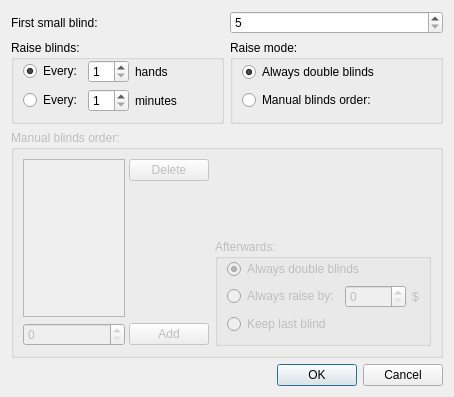
First picture: the form in src/gui/qt/gui_800x480/changecompleteblindsdialog_800x480.ui, repository pokerth/pokerth, before the edit.
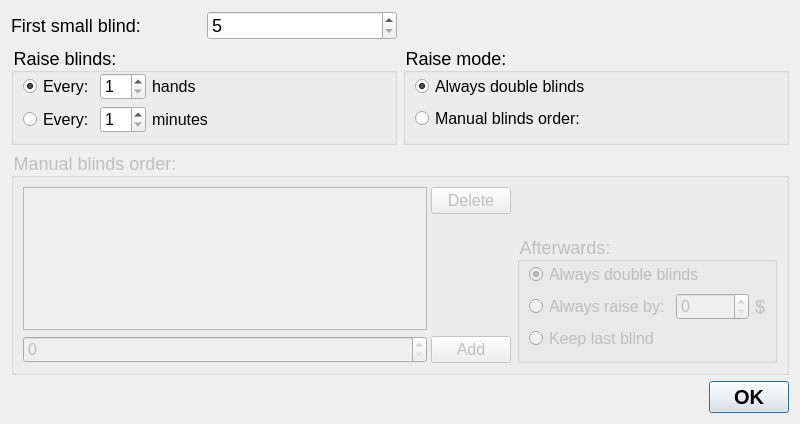
Second picture: the form after the edit.

The edit to the form file:
```diff
--- a/src/gui/qt/gui_800x480/changecompleteblindsdialog_800x480.ui
+++ b/src/gui/qt/gui_800x480/changecompleteblindsdialog_800x480.ui
@@ -6,18 +6,32 @@
    <rect>
     <x>0</x>
     <y>0</y>
-    <width>454</width>
-    <height>397</height>
+    <width>800</width>
+    <height>424</height>
    </rect>
   </property>
+  <property name="minimumSize">
+   <size>
+    <width>800</width>
+    <height>424</height>
+   </size>
+  </property>
   <property name="windowTitle">
    <string>Change Blinds Settings</string>
   </property>
   <layout class="QGridLayout">
-   <item row="0" column="0" colspan="2">
+   <item row="0" column="0">
     <layout class="QHBoxLayout">
      <item>
       <widget class="QLabel" name="label_3">
+       <property name="font">
+        <font>
+         <pointsize>-1</pointsize>
+        </font>
+       </property>
+       <property name="styleSheet">
+        <string notr="true">QObject {font-size: 18px}</string>
+       </property>
        <property name="text">
         <string>First small blind:</string>
        </property>
@@ -25,6 +39,9 @@
      </item>
      <item>
       <widget class="QSpinBox" name="spinBox_firstSmallBlind">
+       <property name="styleSheet">
+        <string notr="true">QObject {font-size: 18px}</string>
+       </property>
        <property name="minimum">
         <number>5</number>
        </property>
@@ -37,6 +54,9 @@
    </item>
    <item row="1" column="0">
     <widget class="QGroupBox" name="groupBox_6">
+     <property name="styleSheet">
+      <string notr="true">QObject {font-size: 18px}</string>
+     </property>
      <property name="title">
       <string>Raise blinds:</string>
      </property>
@@ -52,6 +72,9 @@
       </property>
       <item row="0" column="0">
        <widget class="QRadioButton" name="radioButton_raiseBlindsAtHands">
+        <property name="styleSheet">
+         <string notr="true">QObject {font-size: 16px}</string>
+        </property>
         <property name="text">
          <string>Every:</string>
         </property>
@@ -62,6 +85,9 @@
       </item>
       <item row="0" column="1">
        <widget class="QSpinBox" name="spinBox_raiseSmallBlindEveryHands">
+        <property name="styleSheet">
+         <string notr="true">QObject {font-size: 16px}</string>
+        </property>
         <property name="minimum">
          <number>1</number>
         </property>
@@ -75,6 +101,9 @@
           <verstretch>0</verstretch>
          </sizepolicy>
         </property>
+        <property name="styleSheet">
+         <string notr="true">QObject {font-size: 16px}</string>
+        </property>
         <property name="text">
          <string>hands</string>
         </property>
@@ -82,6 +111,9 @@
       </item>
       <item row="1" column="0">
        <widget class="QRadioButton" name="radioButton_raiseBlindsAtMinutes">
+        <property name="styleSheet">
+         <string notr="true">QObject {font-size: 16px}</string>
+        </property>
         <property name="text">
          <string>Every:</string>
         </property>
@@ -89,6 +121,9 @@
       </item>
       <item row="1" column="1">
        <widget class="QSpinBox" name="spinBox_raiseSmallBlindEveryMinutes">
+        <property name="styleSheet">
+         <string notr="true">QObject {font-size: 16px}</string>
+        </property>
         <property name="minimum">
          <number>1</number>
         </property>
@@ -102,6 +137,9 @@
           <verstretch>0</verstretch>
          </sizepolicy>
         </property>
+        <property name="styleSheet">
+         <string notr="true">QObject {font-size: 16px}</string>
+        </property>
         <property name="text">
          <string>minutes</string>
         </property>
@@ -118,6 +156,9 @@
        <verstretch>0</verstretch>
       </sizepolicy>
      </property>
+     <property name="styleSheet">
+      <string notr="true">QObject {font-size: 18px}</string>
+     </property>
      <property name="title">
       <string>Raise mode:</string>
      </property>
@@ -127,6 +168,9 @@
       </property>
       <item row="0" column="0">
        <widget class="QRadioButton" name="radioButton_alwaysDoubleBlinds">
+        <property name="styleSheet">
+         <string notr="true">QObject {font-size: 16px}</string>
+        </property>
         <property name="text">
          <string>Always double blinds</string>
         </property>
@@ -137,6 +181,9 @@
       </item>
       <item row="1" column="0">
        <widget class="QRadioButton" name="radioButton_manualBlindsOrder">
+        <property name="styleSheet">
+         <string notr="true">QObject {font-size: 16px}</string>
+        </property>
         <property name="text">
          <string>Manual blinds order:</string>
         </property>
@@ -150,6 +197,9 @@
      <property name="enabled">
       <bool>false</bool>
      </property>
+     <property name="styleSheet">
+      <string notr="true">QObject {font-size: 18px}</string>
+     </property>
      <property name="title">
       <string>Manual blinds order:</string>
      </property>
@@ -160,10 +210,17 @@
          <number>4</number>
         </property>
         <item row="0" column="0" rowspan="2">
-         <widget class="QListWidget" name="listWidget_blinds"/>
+         <widget class="QListWidget" name="listWidget_blinds">
+          <property name="styleSheet">
+           <string notr="true">QObject {font-size: 16px}</string>
+          </property>
+         </widget>
         </item>
         <item row="0" column="1">
          <widget class="QPushButton" name="pushButton_delete">
+          <property name="styleSheet">
+           <string notr="true">QObject {font-size: 16px}</string>
+          </property>
           <property name="text">
            <string>Delete</string>
           </property>
@@ -184,6 +241,9 @@
         </item>
         <item row="2" column="0">
          <widget class="QSpinBox" name="spinBox_input">
+          <property name="styleSheet">
+           <string notr="true">QObject {font-size: 16px}</string>
+          </property>
           <property name="maximum">
            <number>20000</number>
           </property>
@@ -191,6 +251,9 @@
         </item>
         <item row="2" column="1">
          <widget class="QPushButton" name="pushButton_add">
+          <property name="styleSheet">
+           <string notr="true">QObject {font-size: 16px}</string>
+          </property>
           <property name="text">
            <string>Add</string>
           </property>
@@ -222,6 +285,9 @@
          </property>
          <item row="0" column="0">
           <widget class="QRadioButton" name="radioButton_afterThisAlwaysDoubleBlinds">
+           <property name="styleSheet">
+            <string notr="true">QObject {font-size: 16px}</string>
+           </property>
            <property name="text">
             <string>Always double blinds</string>
            </property>
@@ -234,6 +300,9 @@
           <layout class="QHBoxLayout">
            <item>
             <widget class="QRadioButton" name="radioButton_afterThisAlwaysRaiseAbout">
+             <property name="styleSheet">
+              <string notr="true">QObject {font-size: 16px}</string>
+             </property>
              <property name="text">
               <string>Always raise by:</string>
              </property>
@@ -241,6 +310,9 @@
            </item>
            <item>
             <widget class="QSpinBox" name="spinBox_afterThisAlwaysRaiseValue">
+             <property name="styleSheet">
+              <string notr="true">QObject {font-size: 16px}</string>
+             </property>
              <property name="maximum">
               <number>20000</number>
              </property>
@@ -257,6 +329,9 @@
          </item>
          <item row="2" column="0">
           <widget class="QRadioButton" name="radioButton_afterThisStayAtLastBlind">
+           <property name="styleSheet">
+            <string notr="true">QObject {font-size: 16px}</string>
+           </property>
            <property name="text">
             <string>Keep last blind</string>
            </property>
@@ -270,11 +345,14 @@
    </item>
    <item row="3" column="0" colspan="2">
     <widget class="QDialogButtonBox" name="buttonBox">
+     <property name="styleSheet">
+      <string notr="true">QObject {font: bold 20px}</string>
+     </property>
      <property name="orientation">
       <enum>Qt::Horizontal</enum>
      </property>
      <property name="standardButtons">
-      <set>QDialogButtonBox::Cancel|QDialogButtonBox::Ok</set>
+      <set>QDialogButtonBox::Ok</set>
      </property>
     </widget>
    </item>
```
